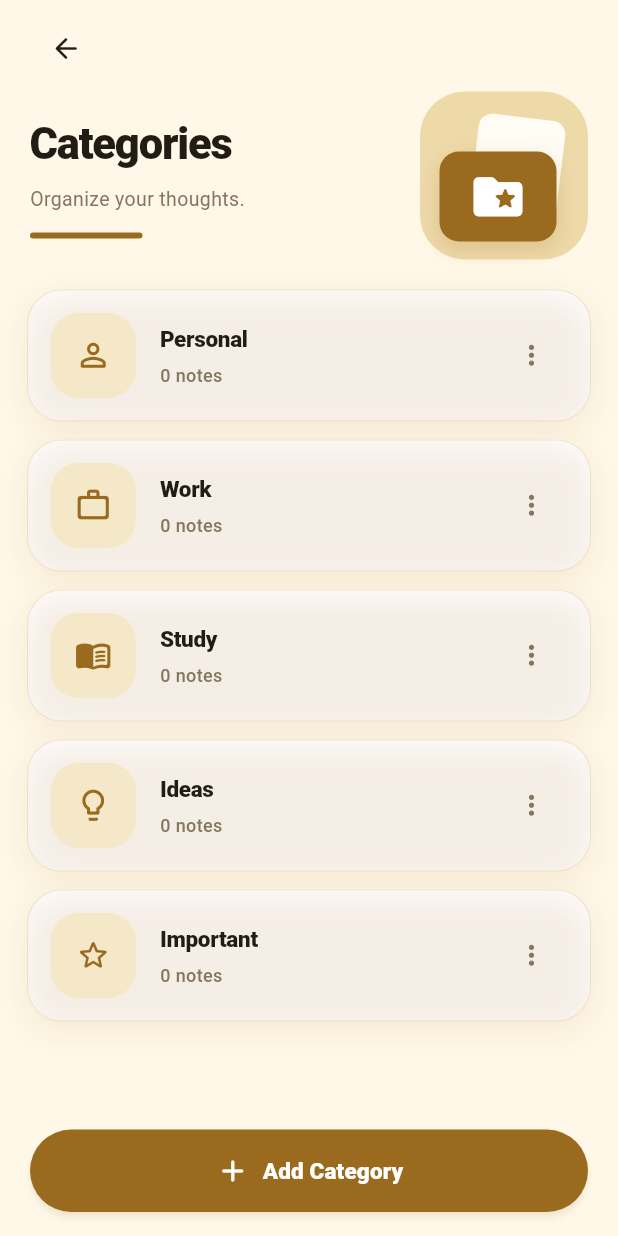
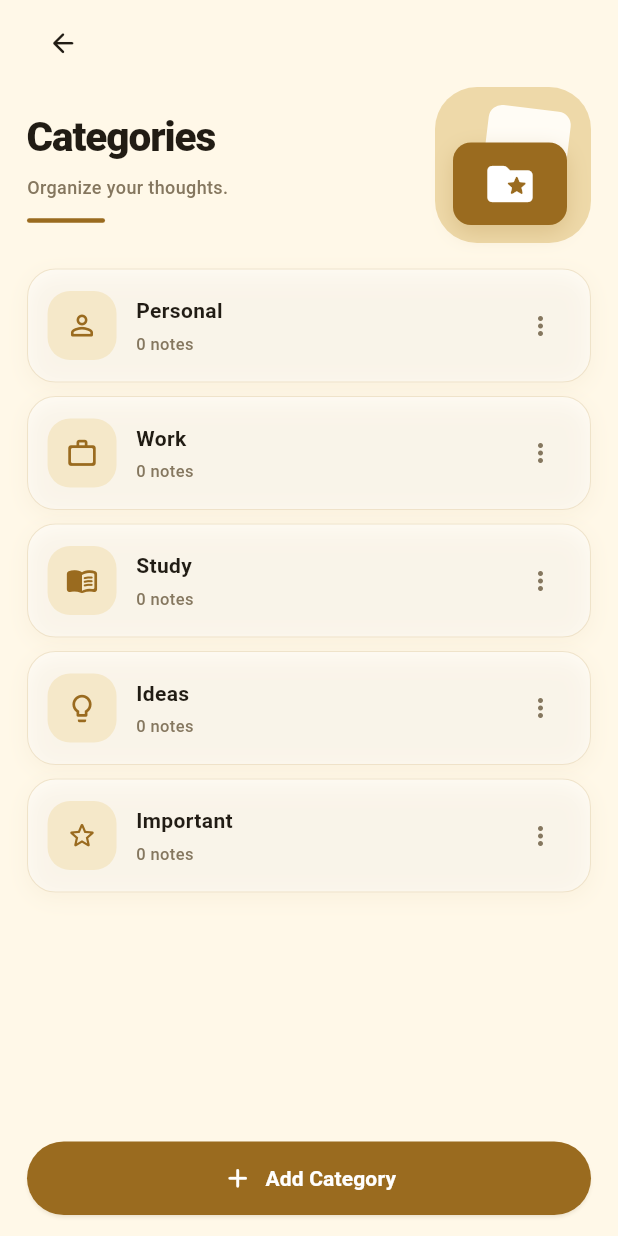
Before and after one commit to quratulainnadeem40/MindShelf_note, a Flutter app: the screen it shows after launch, item 2 of the bottom bar chosen, on a phone screen of 412 x 824 dp. Run offline on Flutter 3.47's test engine with Material 3 defaults, Android fonts, the phone set to English and light mode, and no system bars; our stand-ins replace image_picker, shared_preferences; missing offline and left inert: flutter_quill.

Commit message:
feat: update category screen layout and improve UI elements

```diff
--- a/lib/screens/category_screen.dart
+++ b/lib/screens/category_screen.dart
@@ -492,24 +492,23 @@ class _CategoriesScreenState extends State<CategoriesScreen> {
         _isDark ? AppColors.darkBackground : Colors.white;
 
     return Container(
-      width: 112,
-      height: 112,
+      width: 104,
+      height: 104,
       decoration: BoxDecoration(
         color: illustrationBackground,
-        borderRadius: BorderRadius.circular(30),
+        borderRadius: BorderRadius.circular(28),
       ),
       child: Stack(
         alignment: Alignment.center,
         children: [
-          // BACKGROUND PAPER SHAPE
           Positioned(
-            top: 17,
-            right: 18,
+            top: 14,
+            right: 16,
             child: Transform.rotate(
               angle: 0.12,
               child: Container(
-                width: 58,
-                height: 68,
+                width: 55,
+                height: 62,
                 decoration: BoxDecoration(
                   color: paperColor,
                   borderRadius: BorderRadius.circular(9),
@@ -517,22 +516,20 @@ class _CategoriesScreenState extends State<CategoriesScreen> {
                 child: Icon(
                   Icons.notes_rounded,
                   color: folderColor.withValues(alpha: 0.45),
-                  size: 30,
+                  size: 27,
                 ),
               ),
             ),
           ),
-
-          // FRONT GOLD FOLDER
           Positioned(
             bottom: 12,
-            left: 13,
+            left: 12,
             child: Container(
-              width: 78,
-              height: 60,
+              width: 76,
+              height: 55,
               decoration: BoxDecoration(
                 color: folderColor,
-                borderRadius: BorderRadius.circular(13),
+                borderRadius: BorderRadius.circular(12),
                 boxShadow: [
                   BoxShadow(
                     color: folderColor.withValues(alpha: 0.22),
@@ -544,7 +541,7 @@ class _CategoriesScreenState extends State<CategoriesScreen> {
               child: Icon(
                 Icons.folder_special_rounded,
                 color: folderIconColor,
-                size: 39,
+                size: 36,
               ),
             ),
           ),
@@ -557,16 +554,19 @@ class _CategoriesScreenState extends State<CategoriesScreen> {
     final count = _countNotes(category);
 
     return Material(
-      color: _isDark ? AppColors.darkCard : const Color(0xFFFFFCFC),
-      borderRadius: BorderRadius.circular(23),
+      color: _cardColor,
+      borderRadius: BorderRadius.circular(19),
       child: InkWell(
-        borderRadius: BorderRadius.circular(23),
+        borderRadius: BorderRadius.circular(19),
         onTap: () => _openCategory(category),
         child: Container(
-          constraints: const BoxConstraints(minHeight: 88),
-          padding: const EdgeInsets.symmetric(horizontal: 15, vertical: 12),
+          constraints: const BoxConstraints(minHeight: 76),
+          padding: const EdgeInsets.symmetric(
+            horizontal: 13,
+            vertical: 10,
+          ),
           decoration: BoxDecoration(
-            borderRadius: BorderRadius.circular(23),
+            borderRadius: BorderRadius.circular(19),
             border: Border.all(
               color: dividerColorForCard(),
               width: 0.7,
@@ -575,35 +575,30 @@ class _CategoriesScreenState extends State<CategoriesScreen> {
                 ? []
                 : [
                     BoxShadow(
-                      color: AppColors.primary.withValues(alpha: 0.10),
-                      blurRadius: 18,
-                      spreadRadius: 1,
-                      offset: const Offset(0, 6),
+                      color: AppColors.primary.withValues(alpha: 0.055),
+                      blurRadius: 12,
+                      offset: const Offset(0, 4),
                     ),
                   ],
           ),
           child: Row(
             children: [
               Container(
-                width: 57,
-                height: 57,
-                alignment: Alignment.center,
+                width: 46,
+                height: 46,
                 decoration: BoxDecoration(
                   color: _isDark
                       ? AppColors.darkPink
                       : AppColors.lightCard,
-                  borderRadius: BorderRadius.circular(19),
+                  borderRadius: BorderRadius.circular(15),
                 ),
                 child: Icon(
                   _iconFor(category),
-                  size: 25,
-                  color: _isDark
-                      ? AppColors.darkPrimary
-                      : AppColors.primary,
+                  size: 22,
+                  color: _primaryColor,
                 ),
               ),
-              const SizedBox(width: 16),
-
+              const SizedBox(width: 13),
               Expanded(
                 child: Column(
                   mainAxisAlignment: MainAxisAlignment.center,
@@ -615,17 +610,16 @@ class _CategoriesScreenState extends State<CategoriesScreen> {
                       overflow: TextOverflow.ellipsis,
                       style: TextStyle(
                         color: _textColor,
-                        fontSize: 15,
-                        fontWeight: FontWeight.w800,
-                        letterSpacing: -0.2,
+                        fontSize: 14,
+                        fontWeight: FontWeight.w700,
                       ),
                     ),
-                    const SizedBox(height: 5),
+                    const SizedBox(height: 4),
                     Text(
                       '$count ${count == 1 ? 'note' : 'notes'}',
                       style: TextStyle(
                         color: _secondaryColor,
-                        fontSize: 12,
+                        fontSize: 11,
                         fontWeight: FontWeight.w500,
                       ),
                     ),
@@ -634,14 +628,16 @@ class _CategoriesScreenState extends State<CategoriesScreen> {
               ),
               IconButton(
                 onPressed: () => _showCategoryMenu(category),
+                tooltip: 'Category options',
+                visualDensity: VisualDensity.compact,
                 constraints: const BoxConstraints(
-                  minWidth: 40,
-                  minHeight: 40,
+                  minWidth: 38,
+                  minHeight: 38,
                 ),
                 icon: Icon(
                   Icons.more_vert_rounded,
                   color: _secondaryColor,
-                  size: 21,
+                  size: 20,
                 ),
               ),
             ],
@@ -662,9 +658,9 @@ class _CategoriesScreenState extends State<CategoriesScreen> {
       backgroundColor: _backgroundColor,
       body: SafeArea(
         child: _loading
-            ? const Center(
+            ? Center(
                 child: CircularProgressIndicator(
-                  color: AppColors.primary,
+                  color: _primaryColor,
                 ),
               )
             : Column(
@@ -672,55 +668,59 @@ class _CategoriesScreenState extends State<CategoriesScreen> {
                   // HEADER
                   Padding(
                     padding: const EdgeInsets.fromLTRB(
-                      20, 8, 20, 12,
+                      18, 5, 18, 10,
                     ),
                     child: Column(
                       crossAxisAlignment: CrossAxisAlignment.start,
                       children: [
-                        Row(
-                          children: [
-                            IconButton(
-                              onPressed: () =>
-                                  Navigator.pop(context),
+                        // BACK BUTTON
+                        Align(
+                          alignment: Alignment.centerLeft,
+                          child: IconButton(
+                            onPressed: () => Navigator.pop(context),
+                            padding: EdgeInsets.zero,
+                            constraints: const BoxConstraints(
+                              minWidth: 40,
+                              minHeight: 40,
+                            ),
                             icon: Icon(
                               Icons.arrow_back_rounded,
                               color: _textColor,
+                              size: 21,
                             ),
                           ),
-                          ],
                         ),
-
                         const SizedBox(height: 5),
-
+                        // TITLE + FIXED FOLDER ILLUSTRATION
                         Row(
                           crossAxisAlignment: CrossAxisAlignment.center,
                           children: [
                             Expanded(
                               child: Column(
                                 crossAxisAlignment: CrossAxisAlignment.start,
-                                mainAxisSize: MainAxisSize.min,
                                 children: [
                                   Text(
                                     'Categories',
                                     style: TextStyle(
-                                      fontSize: 29,
+                                      color: _textColor,
+                                      fontSize: 27,
                                       fontWeight: FontWeight.w800,
-                                      letterSpacing: -0.8,
-                                      color: _textColor,
+                                      letterSpacing: -0.7,
                                     ),
                                   ),
-                                  const SizedBox(height: 7),
+                                  const SizedBox(height: 6),
                                   Text(
                                     'Organize your thoughts.',
                                     style: TextStyle(
-                                      fontSize: 13,
                                       color: _secondaryColor,
+                                      fontSize: 12,
+                                      fontWeight: FontWeight.w500,
                                     ),
                                   ),
-                                  const SizedBox(height: 13),
+                                  const SizedBox(height: 12),
                                   Container(
-                                    width: 75,
-                                    height: 4,
+                                    width: 52,
+                                    height: 3,
                                     decoration: BoxDecoration(
                                       color: _primaryColor,
                                       borderRadius: BorderRadius.circular(10),
@@ -729,10 +729,11 @@ class _CategoriesScreenState extends State<CategoriesScreen> {
                                 ],
                               ),
                             ),
-                            const SizedBox(width: 8),
+                            const SizedBox(width: 12),
+                            // FIXED POSITION
                             SizedBox(
-                              width: 112,
-                              height: 112,
+                              width: 104,
+                              height: 104,
                               child: _headerIllustration(),
                             ),
                           ],
@@ -740,60 +741,83 @@ class _CategoriesScreenState extends State<CategoriesScreen> {
                       ],
                     ),
                   ),
-
                   // CATEGORY LIST
                   Expanded(
                     child: _categories.isEmpty
                         ? Center(
-                            child: Text(
-                              'No categories yet.',
+                            child: Padding(
+                              padding: const EdgeInsets.all(25),
+                              child: Column(
+                                mainAxisSize: MainAxisSize.min,
+                                children: [
+                                  Icon(
+                                    Icons.folder_open_rounded,
+                                    size: 48,
+                                    color: _secondaryColor,
+                                  ),
+                                  const SizedBox(height: 12),
+                                  Text(
+                                    'No categories yet',
+                                    style: TextStyle(
+                                      color: _textColor,
+                                      fontSize: 16,
+                                      fontWeight: FontWeight.w700,
+                                    ),
+                                  ),
+                                  const SizedBox(height: 5),
+                                  Text(
+                                    'Add a category to organize your notes.',
+                                    textAlign: TextAlign.center,
                                     style: TextStyle(
                                       color: _secondaryColor,
+                                      fontSize: 12,
+                                    ),
+                                  ),
+                                ],
                               ),
                             ),
                           )
                         : ListView.separated(
                             padding: const EdgeInsets.fromLTRB(
-                              18, 8, 18, 15,
+                              18, 7, 18, 14,
                             ),
                             itemCount: _categories.length,
-                            separatorBuilder: (_, _) =>
-                                const SizedBox(height: 12),
+                            separatorBuilder: (_, index) =>
+                                const SizedBox(height: 9),
                             itemBuilder: (context, index) {
                               return _categoryCard(_categories[index]);
                             },
                           ),
                   ),
-
                   // ADD CATEGORY BUTTON
                   Padding(
                     padding: const EdgeInsets.fromLTRB(
-                      20, 10, 20, 16,
+                      18, 9, 18, 14,
                     ),
                     child: SizedBox(
                       width: double.infinity,
-                      height: 55,
+                      height: 49,
                       child: ElevatedButton.icon(
                         onPressed: () => _showCategoryDialog(),
                         icon: const Icon(
                           Icons.add_rounded,
-                          size: 24,
+                          size: 21,
                         ),
                         label: const Text(
                           'Add Category',
                           style: TextStyle(
-                            fontSize: 15,
-                            fontWeight: FontWeight.w800,
+                            fontSize: 14,
+                            fontWeight: FontWeight.w700,
                           ),
                         ),
                         style: ElevatedButton.styleFrom(
-                          backgroundColor: AppColors.primary,
+                          backgroundColor: _primaryColor,
                           foregroundColor: Colors.white,
-                          elevation: 2,
-                          shadowColor: AppColors.primary
-                              .withValues(alpha: 0.2),
+                          elevation: 1,
+                          shadowColor:
+                              _primaryColor.withValues(alpha: 0.2),
                           shape: RoundedRectangleBorder(
-                            borderRadius: BorderRadius.circular(30),
+                            borderRadius: BorderRadius.circular(25),
                           ),
                         ),
                       ),
```
Also changed, not shown: 12 other files. Lines whose indentation alone changed are shown as unchanged.
